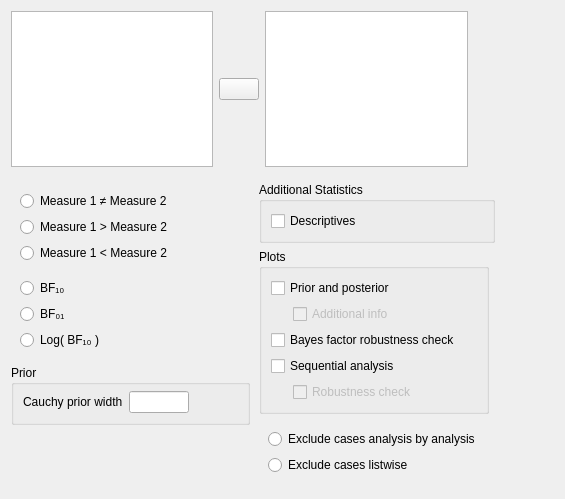
This is JASP-Desktop/analysisforms/ttestbayesianpairedsamplesform.ui in jasp-stats/jasp-desktop as Qt 5 draws it before an edit. The edited form follows.
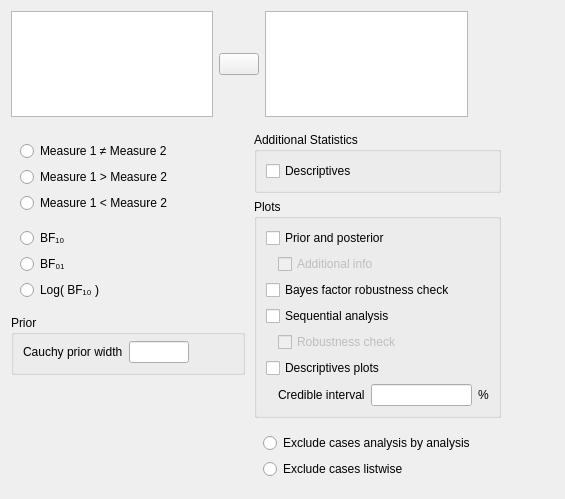
This is the edited form. Custom widgets are drawn as their Qt base class.

Commit message: B Paired T-Test: implemented descriptives plots

```diff
--- a/JASP-Desktop/analysisforms/ttestbayesianpairedsamplesform.ui
+++ b/JASP-Desktop/analysisforms/ttestbayesianpairedsamplesform.ui
@@ -247,51 +247,6 @@
       <item row="0" column="1">
        <widget class="QWidget" name="widget_3" native="true">
         <layout class="QGridLayout" name="gridLayout_2">
-         <item row="2" column="0">
-          <widget class="BoundGroupBox" name="missingValues" native="true">
-           <property name="title" stdset="0">
-            <string>Missing Values</string>
-           </property>
-           <property name="flat" stdset="0">
-            <bool>false</bool>
-           </property>
-           <layout class="QGridLayout" name="gridLayout_6">
-            <property name="bottomMargin">
-             <number>0</number>
-            </property>
-            <item row="0" column="0">
-             <widget class="QRadioButton" name="_1excludeAnalysisByAnalysis">
-              <property name="text">
-               <string>Exclude cases analysis by analysis</string>
-              </property>
-             </widget>
-            </item>
-            <item row="1" column="0">
-             <widget class="QRadioButton" name="_2excludeListwise">
-              <property name="text">
-               <string>Exclude cases listwise</string>
-              </property>
-             </widget>
-            </item>
-           </layout>
-          </widget>
-         </item>
-         <item row="0" column="0" colspan="2">
-          <widget class="GroupBox" name="additionalStatisticsGroup">
-           <property name="title">
-            <string>Additional Statistics</string>
-           </property>
-           <layout class="QGridLayout" name="gridLayout_3">
-            <item row="0" column="0" colspan="2">
-             <widget class="BoundCheckBox" name="descriptives">
-              <property name="text">
-               <string>Descriptives</string>
-              </property>
-             </widget>
-            </item>
-           </layout>
-          </widget>
-         </item>
          <item row="4" column="0">
           <spacer name="verticalSpacer_2">
            <property name="orientation">
@@ -305,36 +260,56 @@
            </property>
           </spacer>
          </item>
-         <item row="1" column="0">
+         <item row="0" column="0" colspan="2">
+          <widget class="GroupBox" name="additionalStatisticsGroup">
+           <property name="title">
+            <string>Additional Statistics</string>
+           </property>
+           <layout class="QGridLayout" name="gridLayout_3">
+            <item row="0" column="0" colspan="2">
+             <widget class="BoundCheckBox" name="descriptives">
+              <property name="text">
+               <string>Descriptives</string>
+              </property>
+             </widget>
+            </item>
+           </layout>
+          </widget>
+         </item>
+         <item row="1" column="0" colspan="2">
           <widget class="GroupBox" name="plotsGroup">
            <property name="title">
             <string>Plots</string>
            </property>
            <layout class="QGridLayout" name="gridLayout_4">
-            <item row="4" column="1">
-             <widget class="BoundCheckBox" name="plotSequentialAnalysisRobustness">
-              <property name="enabled">
-               <bool>false</bool>
-              </property>
+            <item row="5" column="0" colspan="4">
+             <widget class="BoundCheckBox" name="descriptivesPlots">
               <property name="text">
-               <string>Robustness check</string>
+               <string>Descriptives plots</string>
               </property>
              </widget>
             </item>
-            <item row="2" column="0" colspan="2">
+            <item row="2" column="0" colspan="4">
              <widget class="BoundCheckBox" name="plotBayesFactorRobustness">
               <property name="text">
                <string>Bayes factor robustness check</string>
               </property>
              </widget>
             </item>
-            <item row="3" column="0" colspan="2">
+            <item row="3" column="0" colspan="4">
              <widget class="BoundCheckBox" name="plotSequentialAnalysis">
               <property name="text">
                <string>Sequential analysis</string>
               </property>
              </widget>
             </item>
+            <item row="0" column="0" colspan="4">
+             <widget class="BoundCheckBox" name="plotPriorAndPosterior">
+              <property name="text">
+               <string>Prior and posterior</string>
+              </property>
+             </widget>
+            </item>
             <item row="4" column="0">
              <widget class="QWidget" name="widget_5" native="true">
               <property name="maximumSize">
@@ -345,14 +320,34 @@
               </property>
              </widget>
             </item>
-            <item row="0" column="0" colspan="2">
-             <widget class="BoundCheckBox" name="plotPriorAndPosterior">
+            <item row="6" column="3">
+             <widget class="BoundTextBox" name="descriptivesPlotsCredibleInterval"/>
+            </item>
+            <item row="6" column="4">
+             <widget class="QLabel" name="label_3">
               <property name="text">
-               <string>Prior and posterior</string>
+               <string>%</string>
               </property>
              </widget>
             </item>
-            <item row="1" column="1">
+            <item row="6" column="2">
+             <widget class="QLabel" name="label_2">
+              <property name="text">
+               <string>Credible interval</string>
+              </property>
+             </widget>
+            </item>
+            <item row="4" column="2" colspan="3">
+             <widget class="BoundCheckBox" name="plotSequentialAnalysisRobustness">
+              <property name="enabled">
+               <bool>false</bool>
+              </property>
+              <property name="text">
+               <string>Robustness check</string>
+              </property>
+             </widget>
+            </item>
+            <item row="1" column="2" colspan="3">
              <widget class="BoundCheckBox" name="plotPriorAndPosteriorAdditionalInfo">
               <property name="enabled">
                <bool>false</bool>
@@ -365,6 +360,35 @@
            </layout>
           </widget>
          </item>
+         <item row="2" column="0" colspan="2">
+          <widget class="BoundGroupBox" name="missingValues" native="true">
+           <property name="title" stdset="0">
+            <string>Missing Values</string>
+           </property>
+           <property name="flat" stdset="0">
+            <bool>false</bool>
+           </property>
+           <layout class="QGridLayout" name="gridLayout_6">
+            <property name="bottomMargin">
+             <number>0</number>
+            </property>
+            <item row="0" column="0">
+             <widget class="QRadioButton" name="_1excludeAnalysisByAnalysis">
+              <property name="text">
+               <string>Exclude cases analysis by analysis</string>
+              </property>
+             </widget>
+            </item>
+            <item row="1" column="0">
+             <widget class="QRadioButton" name="_2excludeListwise">
+              <property name="text">
+               <string>Exclude cases listwise</string>
+              </property>
+             </widget>
+            </item>
+           </layout>
+          </widget>
+         </item>
         </layout>
        </widget>
       </item>
```
The commit also changes 2 other files.
